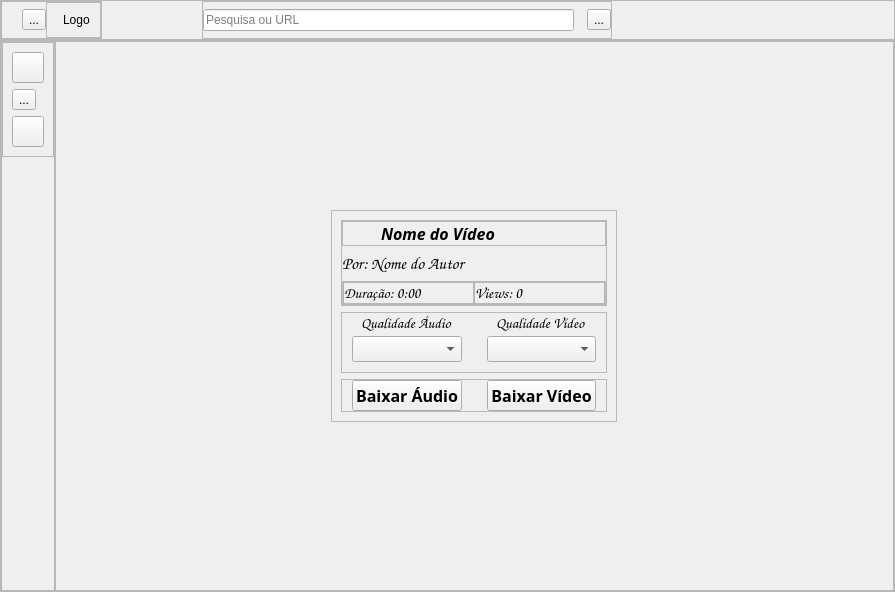
ctrl-brokencode/PyTube, file pytube.ui: the form before one commit.
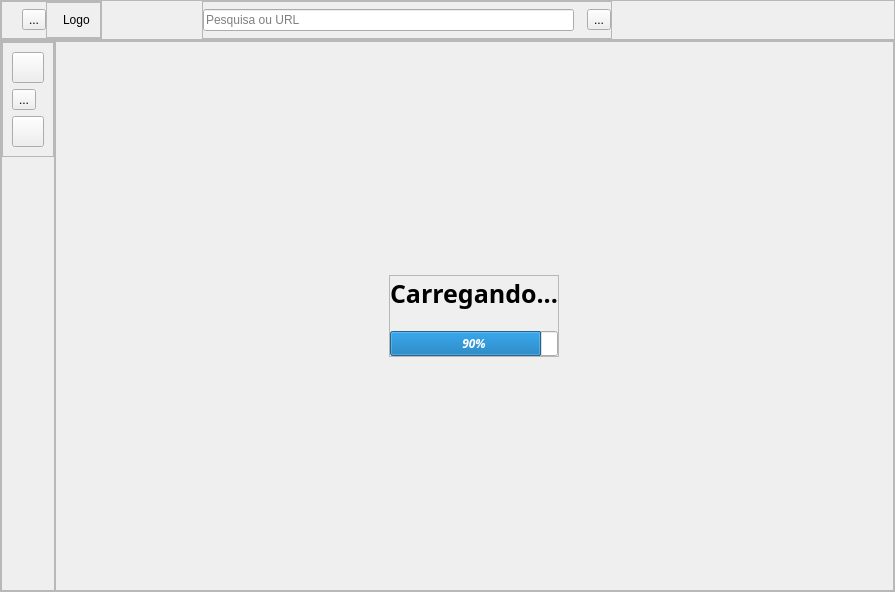
The form after the commit. The open tabs and pages were chosen to show the change. Icons and pictures are not drawn.

```diff
--- a/pytube.ui
+++ b/pytube.ui
@@ -909,6 +909,68 @@
               </item>
              </layout>
             </widget>
+            <widget class="QWidget" name="pag_carregando">
+             <layout class="QHBoxLayout" name="horizontalLayout_15">
+              <item alignment="Qt::AlignHCenter|Qt::AlignVCenter">
+               <widget class="QFrame" name="frame_pag_carregando">
+                <property name="frameShape">
+                 <enum>QFrame::StyledPanel</enum>
+                </property>
+                <property name="frameShadow">
+                 <enum>QFrame::Raised</enum>
+                </property>
+                <layout class="QVBoxLayout" name="verticalLayout_9">
+                 <property name="spacing">
+                  <number>20</number>
+                 </property>
+                 <property name="leftMargin">
+                  <number>0</number>
+                 </property>
+                 <property name="topMargin">
+                  <number>0</number>
+                 </property>
+                 <property name="rightMargin">
+                  <number>0</number>
+                 </property>
+                 <property name="bottomMargin">
+                  <number>0</number>
+                 </property>
+                 <item>
+                  <widget class="QLabel" name="label_carregando">
+                   <property name="font">
+                    <font>
+                     <family>Ebrima</family>
+                     <pointsize>19</pointsize>
+                     <bold>true</bold>
+                    </font>
+                   </property>
+                   <property name="text">
+                    <string>&lt;html&gt;&lt;head/&gt;&lt;body&gt;&lt;p align=&quot;center&quot;&gt;Carregando...&lt;/p&gt;&lt;/body&gt;&lt;/html&gt;</string>
+                   </property>
+                  </widget>
+                 </item>
+                 <item>
+                  <widget class="QProgressBar" name="progresso">
+                   <property name="font">
+                    <font>
+                     <family>Calibri Light</family>
+                     <italic>true</italic>
+                     <bold>true</bold>
+                    </font>
+                   </property>
+                   <property name="value">
+                    <number>90</number>
+                   </property>
+                   <property name="alignment">
+                    <set>Qt::AlignCenter</set>
+                   </property>
+                  </widget>
+                 </item>
+                </layout>
+               </widget>
+              </item>
+             </layout>
+            </widget>
            </widget>
           </item>
          </layout>
```
Left out of the diff: 8 changed lines with no effect on the pictures.
